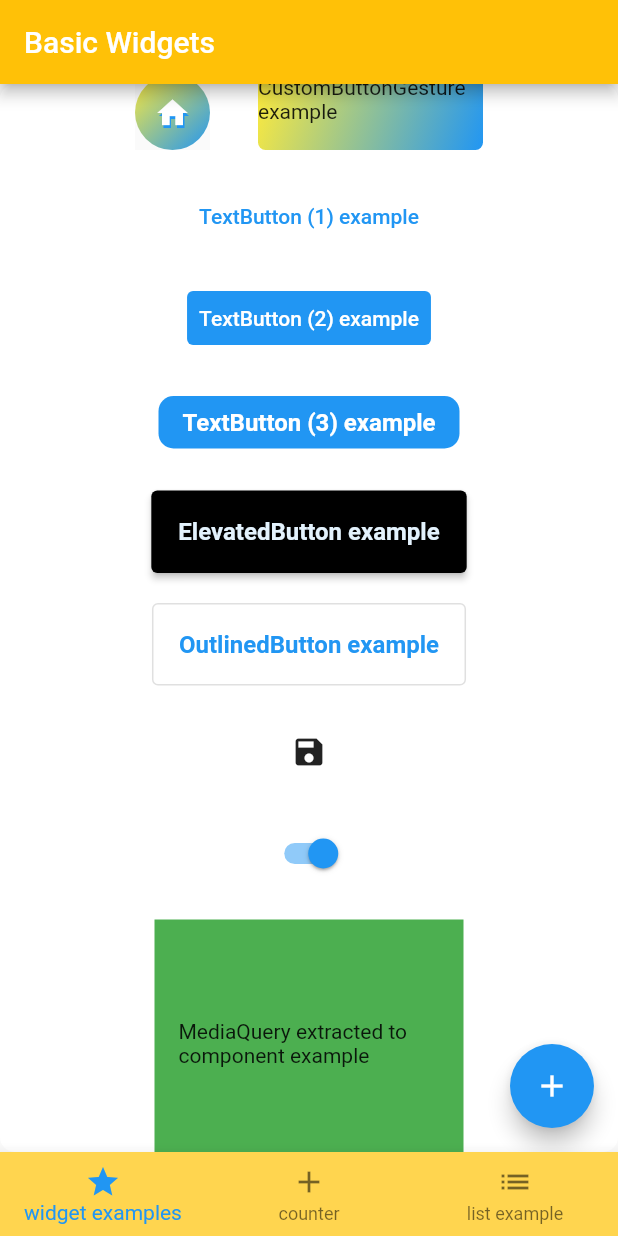
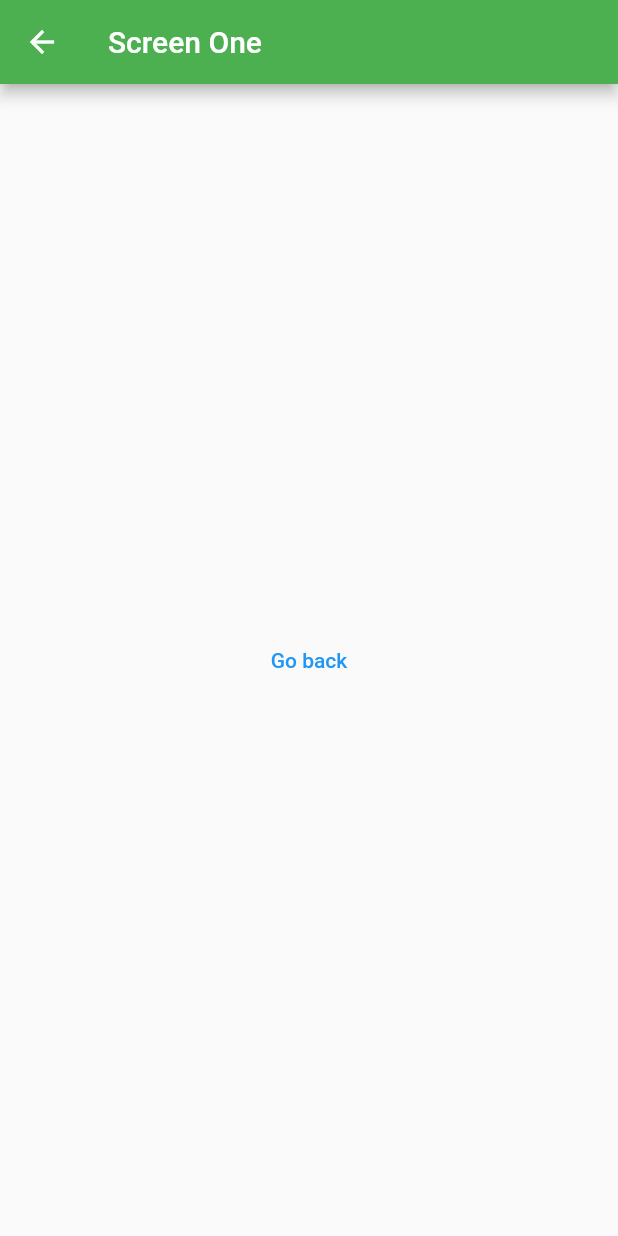
Before and after one commit to atanashristov/flutter-and-dart-zero-to-mastery, a Flutter app: the screen it shows after launch, scrolled down 1152 dp, after a tap on the "home" icon, on a phone screen of 412 x 824 dp. Run offline on Flutter 3.47's test engine with Material 2 defaults, Android fonts, the phone set to English and light mode, and no system bars; network calls fail.

Commit message:
#5: Flutter: 57: Navigator basics - push(), pop(), pushReplacement()

```diff
--- a/code/section5-flutter_basics/basic_widgets/lib/ui/presentation/list_example/list_example_screen.dart
+++ b/code/section5-flutter_basics/basic_widgets/lib/ui/presentation/list_example/list_example_screen.dart
@@ -11,7 +11,7 @@ class ListExampleScreen extends StatelessWidget {
     return Scaffold(
       appBar: AppBar(title: const Text('Listview Example')),
       body: Padding(
-        padding: const EdgeInsets.all(10),
+        padding: const EdgeInsets.symmetric(vertical: 10, horizontal: 3),
         child: ListView.separated(
           itemCount: _kStub.length,
           itemBuilder: (context, index) {
--- /dev/null
+++ b/code/section5-flutter_basics/basic_widgets/lib/ui/presentation/navigation_example_screens/screen_one.dart
@@ -0,0 +1,23 @@
+import 'package:flutter/material.dart';
+
+class ScreenOne extends StatelessWidget {
+  const ScreenOne({super.key});
+
+  @override
+  Widget build(BuildContext context) {
+    return Scaffold(
+      appBar: AppBar(
+        title: const Text('Screen One'),
+        backgroundColor: Colors.green,
+      ),
+      body: Center(
+        child: TextButton(
+          child: const Text('Go back'),
+          onPressed: () {
+            Navigator.pop(context);
+          },
+        ),
+      ),
+    );
+  }
+}
--- a/code/section5-flutter_basics/basic_widgets/lib/ui/presentation/widget_examples/widget_examples_screen.dart
+++ b/code/section5-flutter_basics/basic_widgets/lib/ui/presentation/widget_examples/widget_examples_screen.dart
@@ -1,8 +1,8 @@
-import 'dart:developer';
-
 import 'package:basic_widgets/ui/presentation/components/custom_button_ink.dart';
 import 'package:basic_widgets/ui/presentation/components/custom_button_gesture.dart';
 import 'package:basic_widgets/ui/presentation/components/person_card.dart';
+import 'package:basic_widgets/ui/presentation/navigation_example_screens/screen_one.dart';
+import 'package:basic_widgets/ui/presentation/navigation_example_screens/screen_two.dart';
 import 'package:basic_widgets/ui/presentation/widget_examples/widgets/builder_with_media_query_example.dart';
 import 'package:basic_widgets/ui/presentation/widget_examples/widgets/buttons_example.dart';
 import 'package:basic_widgets/ui/presentation/widget_examples/widgets/first_column_child.dart';
@@ -43,7 +43,7 @@ class WidgetExamplesBody extends StatelessWidget {
       child: Container(
         // height: 200,
         // width: 200,
-        padding: const EdgeInsets.symmetric(horizontal: 12),
+        padding: const EdgeInsets.symmetric(horizontal: 3),
         decoration: BoxDecoration(
           color: Colors.white,
           borderRadius: BorderRadius.circular(10),
@@ -79,12 +79,16 @@ class WidgetExamplesBody extends StatelessWidget {
               const SizedBox(height: 20),
               const TonyAvatar(),
               const SizedBox(height: 20),
+              const Padding(
+                padding: EdgeInsets.all(8.0),
+                child: Text('Next 2 buttons demo navigation yay!'),
+              ),
               Row(
                 mainAxisAlignment: MainAxisAlignment.center,
                 children: [
                   CustomButtonInk(
                     onTap: () {
-                      log('CustomButton pressed');
+                      Navigator.push(context, MaterialPageRoute(builder: ((context) => const ScreenOne())));
                     },
                     icon: Icons.home,
                     iconColor: Colors.white,
@@ -94,7 +98,7 @@ class WidgetExamplesBody extends StatelessWidget {
                   const SizedBox(width: 32.0),
                   CustomButtonGesture(
                     onTap: () {
-                      log('CustomButtonGesture pressed');
+                      Navigator.push(context, MaterialPageRoute(builder: ((context) => const ScreenTwo())));
                     },
                     text: "CustomButtonGesture example",
                     textColor: Colors.white,
```
Also changed, not shown: code/section5-flutter_basics/basic_widgets/lib/ui/presentation/navigation_example_screens/screen_two.dart (added, +24 -0 lines).
